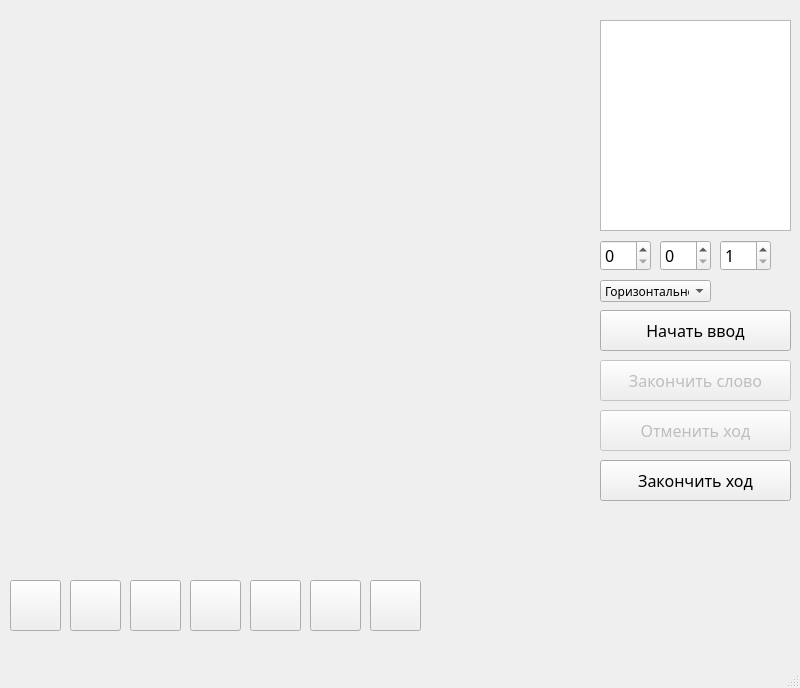
RustyGuard/PyQTProject, file ui_wordmaker.ui: the form before one commit.
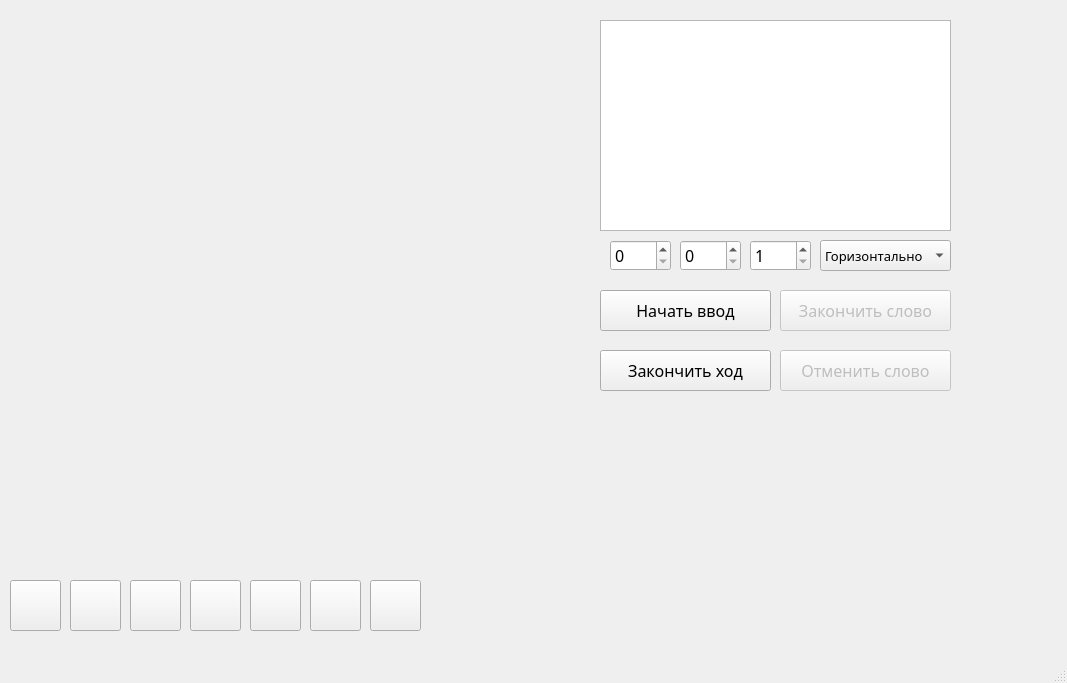
The form after the commit.

The edit to the form file:
```diff
--- a/ui_wordmaker.ui
+++ b/ui_wordmaker.ui
@@ -6,20 +6,23 @@
    <rect>
     <x>0</x>
     <y>0</y>
-    <width>800</width>
-    <height>688</height>
+    <width>1067</width>
+    <height>683</height>
    </rect>
   </property>
   <property name="windowTitle">
    <string>MainWindow</string>
   </property>
+  <property name="autoFillBackground">
+   <bool>false</bool>
+  </property>
   <widget class="QWidget" name="centralwidget">
    <widget class="QPushButton" name="wordStart">
     <property name="geometry">
      <rect>
       <x>600</x>
-      <y>310</y>
-      <width>191</width>
+      <y>290</y>
+      <width>171</width>
       <height>41</height>
      </rect>
     </property>
@@ -39,13 +42,13 @@
      <rect>
       <x>600</x>
       <y>20</y>
-      <width>191</width>
+      <width>351</width>
       <height>211</height>
      </rect>
     </property>
     <property name="font">
      <font>
-      <family>Papyrus</family>
+      <family>Segoe Print</family>
       <pointsize>12</pointsize>
      </font>
     </property>
@@ -189,9 +192,9 @@
     </property>
     <property name="geometry">
      <rect>
-      <x>600</x>
-      <y>410</y>
-      <width>191</width>
+      <x>780</x>
+      <y>350</y>
+      <width>171</width>
       <height>41</height>
      </rect>
     </property>
@@ -202,15 +205,15 @@
      </font>
     </property>
     <property name="text">
-     <string>Отменить ход</string>
+     <string>Отменить слово</string>
     </property>
    </widget>
    <widget class="QPushButton" name="turnEnd">
     <property name="geometry">
      <rect>
       <x>600</x>
-      <y>460</y>
-      <width>191</width>
+      <y>350</y>
+      <width>171</width>
       <height>41</height>
      </rect>
     </property>
@@ -227,9 +230,9 @@
    <widget class="QSpinBox" name="wordX">
     <property name="geometry">
      <rect>
-      <x>600</x>
+      <x>610</x>
       <y>240</y>
-      <width>51</width>
+      <width>61</width>
       <height>31</height>
      </rect>
     </property>
@@ -246,9 +249,9 @@
    <widget class="QSpinBox" name="wordY">
     <property name="geometry">
      <rect>
-      <x>660</x>
+      <x>680</x>
       <y>240</y>
-      <width>51</width>
+      <width>61</width>
       <height>31</height>
      </rect>
     </property>
@@ -265,9 +268,9 @@
    <widget class="QSpinBox" name="wordLen">
     <property name="geometry">
      <rect>
-      <x>720</x>
+      <x>750</x>
       <y>240</y>
-      <width>51</width>
+      <width>61</width>
       <height>31</height>
      </rect>
     </property>
@@ -287,15 +290,16 @@
    <widget class="QComboBox" name="comboBox">
     <property name="geometry">
      <rect>
-      <x>600</x>
-      <y>280</y>
-      <width>111</width>
-      <height>22</height>
+      <x>820</x>
+      <y>240</y>
+      <width>131</width>
+      <height>31</height>
      </rect>
     </property>
     <property name="font">
      <font>
       <family>Segoe Print</family>
+      <pointsize>10</pointsize>
      </font>
     </property>
     <item>
@@ -315,9 +319,9 @@
     </property>
     <property name="geometry">
      <rect>
-      <x>600</x>
-      <y>360</y>
-      <width>191</width>
+      <x>780</x>
+      <y>290</y>
+      <width>171</width>
       <height>41</height>
      </rect>
     </property>
```
Left out of the diff: 24 changed lines with no effect on the pictures.
